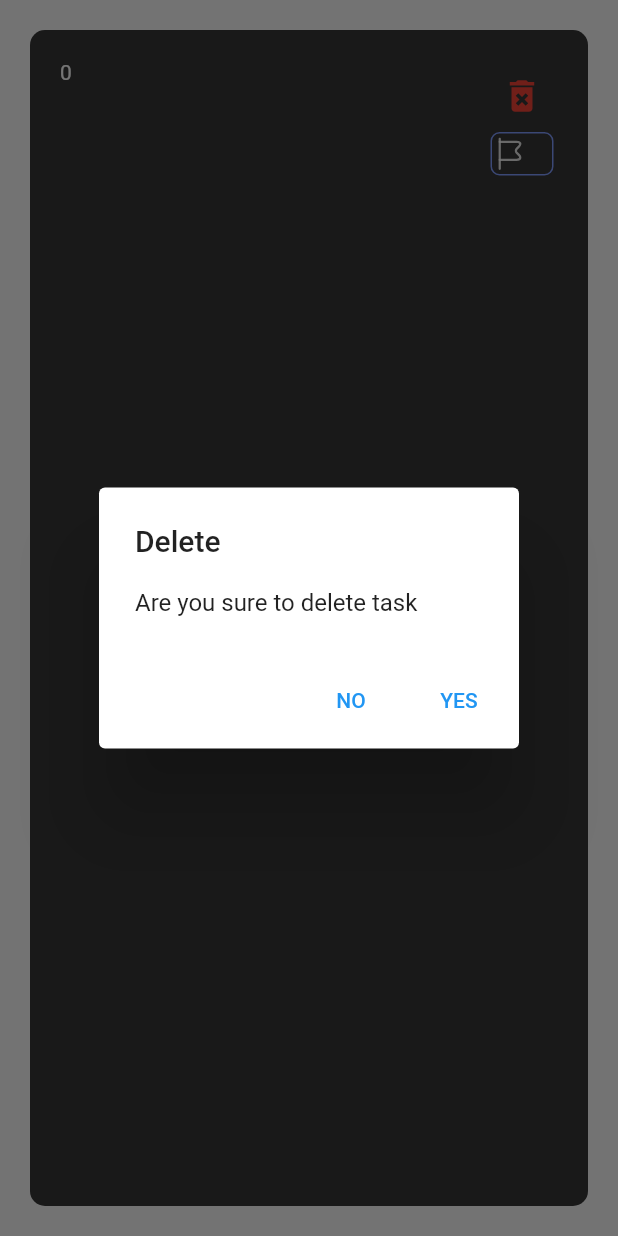
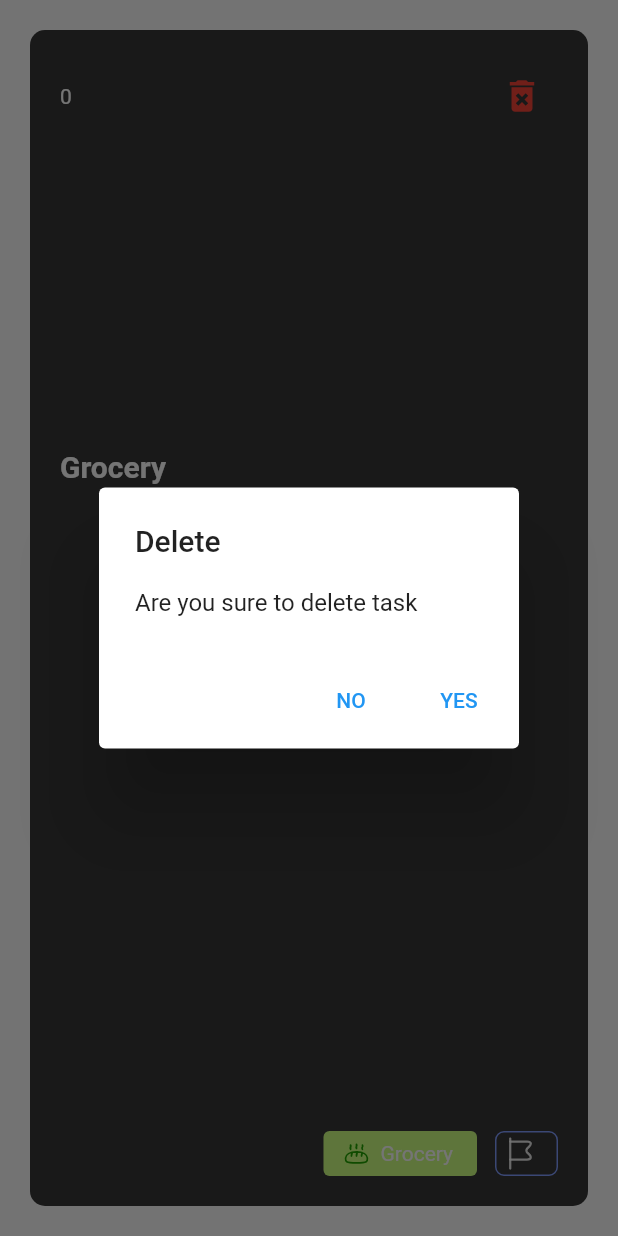
Before and after one commit to Abdumutalibovo/todo_app, a Flutter app: the TaskItem widget shown alone on an empty page, opened directly with empty values, after a tap on the "delete forever" icon, on a phone screen of 412 x 824 dp. Run offline on Flutter 3.47's test engine with Material 2 defaults, Android fonts, the phone set to English and light mode, and no system bars; our stand-ins replace flutter_svg, sqflite; accounts and stored records are empty; network calls fail.

Commit message:
kamchiliklar togirlandi

```diff
--- /dev/null
+++ b/lib/models/category_model.dart
@@ -0,0 +1,23 @@
+import '../utils/images.dart';
+
+class CategoryModel{
+  String? name;
+  int color;
+  String? icon;
+
+  CategoryModel({required this.name, required this.color, required this.icon});
+
+  static List<CategoryModel> lists = [
+    CategoryModel(color: 0xFFCCFF80,icon: MyImages.ic_grocery,name:  'Grocery'),
+    CategoryModel(color: 0xFFFF9680,icon: MyImages.ic_work,name: 'Work'),
+    CategoryModel(color: 0xFF80FFFF,icon: MyImages.ic_sport,name: 'Sport'),
+    CategoryModel(color: 0xFF80FFD9,icon: MyImages.ic_design,name: 'Design'),
+    CategoryModel(color: 0xFF809CFF,icon: MyImages.ic_university,name: 'University'),
+    CategoryModel(color: 0xFFFF80EB,icon: MyImages.ic_social,name: 'Social'),
+    CategoryModel(color: 0xFFFC80FF,icon: MyImages.ic_music,name: 'Music'),
+    CategoryModel(color: 0xFF80FFA3,icon: MyImages.ic_healty,name: 'Health'),
+    CategoryModel(color: 0xFF80D1FF,icon: MyImages.ic_movie,name: 'Movie'),
+    CategoryModel(color: 0xFFFF8080,icon: MyImages.icc_home,name: 'Home'),
+    CategoryModel(color: 0xFF80FFD1,icon: MyImages.ic_create,name: 'Create New'),
+  ];
+}
--- a/lib/models/todo_model.dart
+++ b/lib/models/todo_model.dart
@@ -5,6 +5,7 @@ class TodoFields {
   static String date = "date";
   static String priority = "priority";
   static String isCompleted = "isCompleted";
+  static String categoryId = "categoryId";
 }
 
 class TodoModel {
@@ -13,6 +14,7 @@ class TodoModel {
   final String description;
   final String date;
   final String priority;
+  final int categoryId;
   final int isCompleted;
 
   TodoModel({
@@ -22,6 +24,7 @@ class TodoModel {
     required this.date,
     required this.priority,
     required this.isCompleted,
+    required this.categoryId,
   });
 
   factory TodoModel.fromJson(Map<String, dynamic> json) {
@@ -32,6 +35,7 @@ class TodoModel {
       date: json['date'] ?? '',
       priority: json['priority'] ?? '',
       isCompleted: json['isCompleted'] ?? -1,
+      categoryId: json['categoryId'] ?? -1,
     );
   }
 
@@ -42,6 +46,7 @@ class TodoModel {
       'date': date,
       'priority': priority,
       'isCompleted': isCompleted,
+      'categoryId' : categoryId,
     };
   }
 
@@ -60,5 +65,6 @@ class TodoModel {
           date: date ?? this.date,
           priority: priority ?? this.priority,
           isCompleted: isCompleted ?? this.isCompleted,
+          categoryId: categoryId,
       );
 }
--- a/lib/widgets/task_item.dart
+++ b/lib/widgets/task_item.dart
@@ -3,6 +3,7 @@ import 'package:flutter_svg/svg.dart';
 import 'package:todo_app/utils/images.dart';
 import '../../models/todo_model.dart';
 import '../database/local_database.dart';
+import '../models/category_model.dart';
 import '../utils/colors.dart';
 
 class TaskItem extends StatelessWidget {
@@ -28,31 +29,17 @@ class TaskItem extends StatelessWidget {
           borderRadius: BorderRadius.circular(10),
           color: MyColors.C_363636,
         ),
-        child: Row(
+        child: Column(
           mainAxisAlignment: MainAxisAlignment.spaceBetween,
+          crossAxisAlignment: CrossAxisAlignment.start,
           children: [
-            Column(
-              crossAxisAlignment: CrossAxisAlignment.start,
-              mainAxisAlignment: MainAxisAlignment.start,
+            Row(
+              mainAxisAlignment: MainAxisAlignment.spaceBetween,
               children: [
                 Text(
                   model?.id.toString() ?? "-1",
                   style: TextStyle(color: Colors.white,),
                 ),
-                SizedBox(height: 8),
-                Text(
-                  model?.title.toString() ?? "No title",
-                  style: TextStyle(color: Colors.white,fontSize: 20, fontWeight: FontWeight.w700),
-                ),
-                SizedBox(height: 8),
-                Text(
-                  model?.date.toString() ?? "No data",
-                  style: TextStyle(color: Colors.grey,fontSize: 16, fontWeight: FontWeight.w700),
-                ),
-              ],
-            ),
-            Column(
-              children: [
                 IconButton(
                     onPressed: () {
                       showDialog(
@@ -89,22 +76,65 @@ class TaskItem extends StatelessWidget {
                       color: Colors.red,
                       size: 28,
                     )),
-                SizedBox(width: 5,),
+              ],
+            ),
+            Container(
+              child: Text(
+                CategoryModel.lists[(model!.categoryId)].name.toString(),
+                style: TextStyle(color: Colors.white,fontSize: 20, fontWeight: FontWeight.w700),
+              ),
+            ),
+            SizedBox(height: 8),
+            Row(
+              mainAxisAlignment: MainAxisAlignment.spaceBetween,
+              children: [
+                Text(
+                  model?.date.toString() ?? "No data",
+                  style: TextStyle(color: Colors.grey,fontSize: 16, fontWeight: FontWeight.w700),
+                ),
+                Row(
+                  children: [
+                    Container(
+                        height: 30,
+                        decoration: BoxDecoration(
+                          color: Color(CategoryModel.lists[model!.categoryId].color),
+                          borderRadius: BorderRadius.circular(4),
+                        ),
+                        child: Padding(
+                          padding: const EdgeInsets.all(6),
+                          child: Row(
+                            mainAxisAlignment: MainAxisAlignment.spaceBetween,
+                            children: [
+                              SvgPicture.asset(CategoryModel.lists[model!.categoryId].icon??""),
+                              Padding(
+                                padding: const EdgeInsets.only(right: 10),
+                                child: Text(
+                                  CategoryModel.lists[(model!.categoryId)].name.toString(),
+                                  style: TextStyle(color: Colors.white,fontSize: 14,),
+                                ),
+                              ),
+                            ],
+                          ),
+                        )),
+                    SizedBox(width: 12,),
                     Container(
                       width: 42,
-                  height: 29,
+                      height: 30,
                       decoration: BoxDecoration(
                         borderRadius: BorderRadius.circular(6),
                         color: MyColors.C_363636,
                         border: Border.all(color: Color(0xFF809CFF)),
                       ),
                       child: Row(
+                        mainAxisAlignment: MainAxisAlignment.spaceAround,
                         children: [
                           Container(child: SvgPicture.asset(MyImages.ic_flags)),
-                      SizedBox(width: 5,),
+                          // SizedBox(width: 3,),
                           Text(model?.priority.toString()??'0', style: TextStyle(color: Colors.white, fontSize:17 ),),
                         ],
                       ),
+                    ),
+                  ],
                 ),
               ],
             ),
```
Also changed, not shown: lib/database/local_database.dart (+8 -6 lines), lib/widgets/add_task_widget.dart (+114 -155 lines), lib/widgets/category_widget.dart (+6 -4 lines), lib/widgets/update_task_widget.dart (+7 -4 lines). Lines whose indentation alone changed are shown as unchanged.
